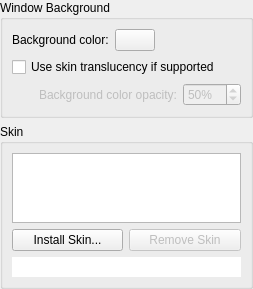
Before: the Qt Designer form app/config/appearancesettings.ui in KDE/yakuake, drawn with Qt 5.
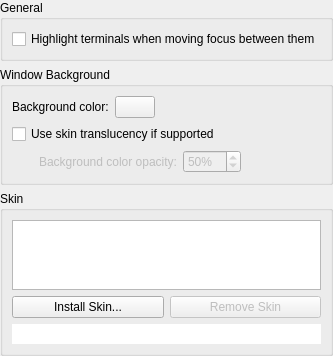
After: the same form once the commit is applied. Custom widgets are drawn as their Qt base class.

Diff of the .ui file:
```diff
--- a/app/config/appearancesettings.ui
+++ b/app/config/appearancesettings.ui
@@ -1,26 +1,45 @@
 <ui version="4.0" >
  <class>AppearanceSettings</class>
- <widget class="QWidget" name="AppearanceSettings" >
-  <property name="geometry" >
+ <widget class="QWidget" name="AppearanceSettings">
+  <property name="geometry">
    <rect>
     <x>0</x>
     <y>0</y>
-    <width>245</width>
-    <height>289</height>
+    <width>307</width>
+    <height>355</height>
    </rect>
   </property>
-  <layout class="QVBoxLayout" name="verticalLayout_2" >
-   <property name="margin" >
+  <layout class="QVBoxLayout" name="verticalLayout_3">
+   <property name="margin">
     <number>0</number>
    </property>
    <item>
-    <widget class="QGroupBox" name="groupBox_1" >
-     <property name="title" >
-      <string comment="@title:group" >Window Background</string>
+    <widget class="QGroupBox" name="groupBox_1">
+     <property name="title">
+      <string comment="@title:group">General</string>
      </property>
      <layout class="QVBoxLayout" name="verticalLayout" >
       <item>
-       <layout class="QHBoxLayout" >
+       <widget class="QCheckBox" name="kcfg_TerminalHighlightOnManualActivation">
+        <property name="whatsThis">
+         <string comment="@info:whatsthis">Enabling this option will make Yakuake briefly display a colored overlay above the newly-focussed terminal when moving focus between multple terminals in a session, as well as over the currently focussed terminal when switching to a session with multiple terminals.</string>
+        </property>
+        <property name="text">
+         <string comment="@option:check">Highlight terminals when moving focus between them</string>
+        </property>
+       </widget>
+      </item>
+     </layout>
+    </widget>
+   </item>
+   <item>
+    <widget class="QGroupBox" name="groupBox_2">
+     <property name="title">
+      <string comment="@title:group">Window Background</string>
+     </property>
+     <layout class="QVBoxLayout" name="verticalLayout_2">
+      <item>
+       <layout class="QHBoxLayout">
         <item>
          <widget class="QLabel" name="backgroundColorLabel" >
           <property name="text" >
@@ -51,9 +70,9 @@
        </layout>
       </item>
       <item>
-       <widget class="QCheckBox" name="kcfg_Translucency" >
-        <property name="whatsThis" >
-         <string comment="@info:whatsthis" >Translucency requires support by the selected skin as well as your desktop environment. The default skin supports translucency.</string>
+       <widget class="QCheckBox" name="kcfg_Translucency">
+        <property name="whatsThis">
+         <string comment="@info:whatsthis">Translucency requires support by the selected skin as well as your desktop environment. The default skin supports translucency.</string>
         </property>
         <property name="text" >
          <string comment="@option:check" >Use skin translucency if supported</string>
@@ -61,8 +80,8 @@
        </widget>
       </item>
       <item>
-       <layout class="QHBoxLayout" name="horizontalLayout" >
-        <property name="leftMargin" >
+       <layout class="QHBoxLayout" name="horizontalLayout">
+        <property name="leftMargin">
          <number>7</number>
         </property>
         <item>
@@ -129,14 +148,14 @@
     </widget>
    </item>
    <item>
-    <widget class="QGroupBox" name="groupBox_2" >
-     <property name="title" >
-      <string comment="@title:group" >Skin</string>
+    <widget class="QGroupBox" name="groupBox_3">
+     <property name="title">
+      <string comment="@title:group">Skin</string>
      </property>
-     <layout class="QGridLayout" >
-      <item row="0" column="0" colspan="2" >
-       <widget class="QListView" name="skinList" >
-        <property name="contextMenuPolicy" >
+     <layout class="QGridLayout">
+      <item row="0" column="0" colspan="2">
+       <widget class="QListView" name="skinList">
+        <property name="contextMenuPolicy">
          <enum>Qt::NoContextMenu</enum>
         </property>
         <property name="horizontalScrollBarPolicy" >
```
Left out of the diff: 98 changed lines with no effect on the pictures.
